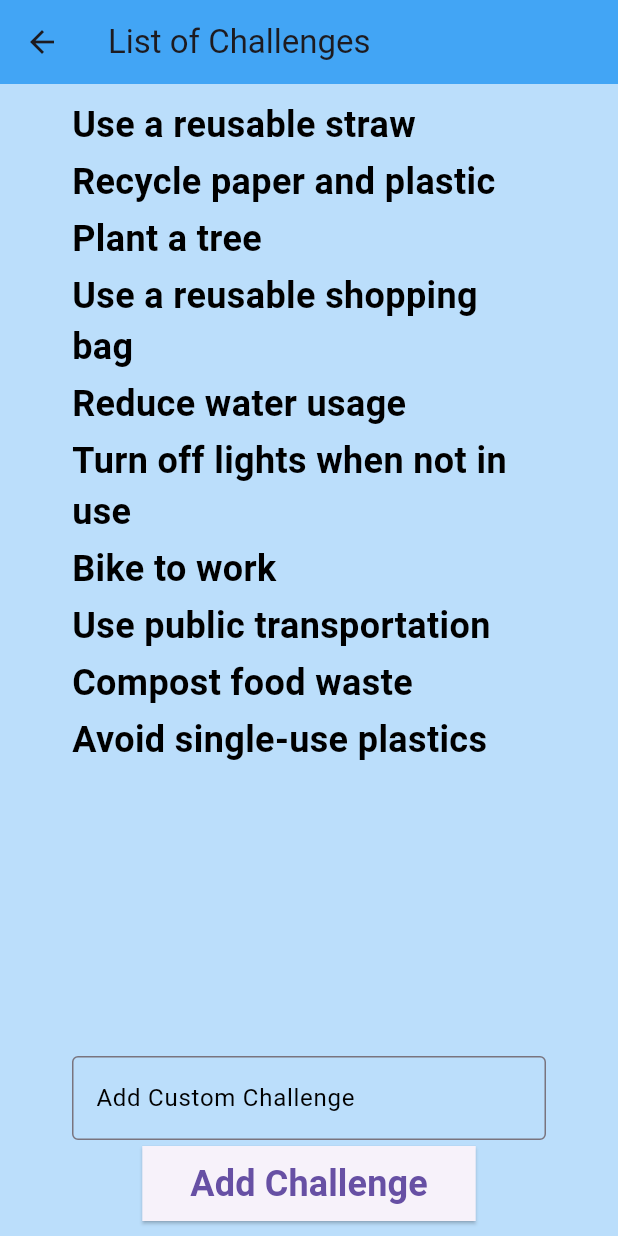
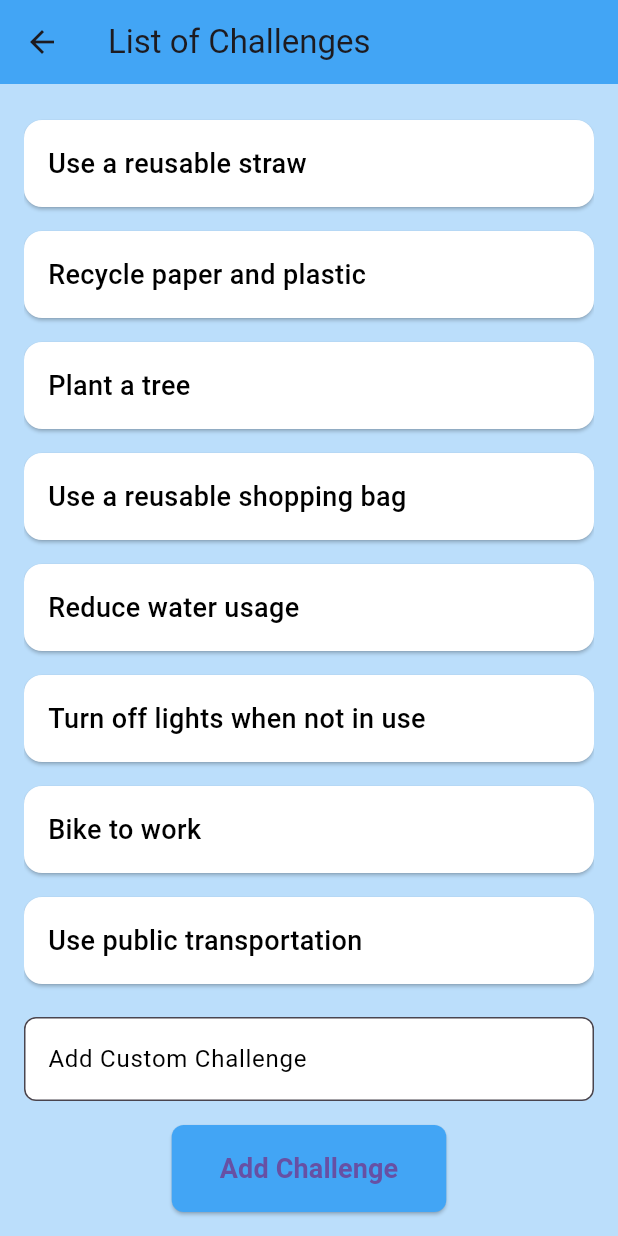
Before and after one commit to Sabagan/EcoQuest, a Flutter app: the ListChallengesPage screen opened by its route, on a phone screen of 412 x 824 dp. Run offline on Flutter 3.47's test engine with Material 3 defaults, Android fonts, the phone set to English and light mode, and no system bars.

Commit message:
Challenge Page

```diff
--- a/lib/main.dart
+++ b/lib/main.dart
@@ -26,7 +26,7 @@ class _MyAppState extends State<MyApp> {
   Widget build(BuildContext context) {
     return MaterialApp(
       theme: ThemeData(
-        scaffoldBackgroundColor: _isDarkMode ? Colors.green : Colors.lightGreen,
+        scaffoldBackgroundColor: _isDarkMode ? Colors.blue : Colors.lightBlue,
         brightness: _isDarkMode ? Brightness.dark : Brightness.light,
       ),
       initialRoute: '/',
--- a/lib/pages/list_challenges_page.dart
+++ b/lib/pages/list_challenges_page.dart
@@ -38,8 +38,13 @@ class _ListChallengesPageState extends State<ListChallengesPage> {
   Widget build(BuildContext context) {
     final textStyle = TextStyle(
       color: widget.isDarkMode ? Colors.white : Colors.black,
-      fontSize: 24,
-      fontWeight: FontWeight.bold,
+      fontSize: 18,
+      fontWeight: FontWeight.w500,
+    );
+
+    final inputTextStyle = TextStyle(
+      color: widget.isDarkMode ? Colors.white : Colors.black,
+      fontSize: 16,
     );
 
     return Scaffold(
@@ -50,49 +55,52 @@ class _ListChallengesPageState extends State<ListChallengesPage> {
             widget.isDarkMode ? Colors.blue[100] : Colors.blue[400],
       ),
       body: Padding(
-        padding: const EdgeInsets.all(8.0),
+        padding: const EdgeInsets.all(16.0),
         child: Column(
           children: [
             Expanded(
               child: ListView.builder(
                 itemCount: challenges.length,
                 itemBuilder: (context, index) {
-                  return Padding(
-                    padding:
-                        const EdgeInsets.symmetric(vertical: 2, horizontal: 40),
-                    child: Text(challenges[index], style: textStyle),
+                  return Card(
+                    margin: const EdgeInsets.symmetric(vertical: 8.0),
+                    color: widget.isDarkMode ? Colors.black : Colors.white,
+                    child: Padding(
+                      padding: const EdgeInsets.all(16.0),
+                      child: Text(challenges[index], style: textStyle),
+                    ),
                   );
                 },
               ),
             ),
-            Padding(
-              padding: const EdgeInsets.symmetric(vertical: 2, horizontal: 40),
-              child: TextField(
-                controller: _controller,
-                decoration: InputDecoration(
-                  labelText: "Add Custom Challenge",
-                  labelStyle: TextStyle(
-                      color: widget.isDarkMode ? Colors.white : Colors.black),
-                  border: const OutlineInputBorder(),
+            const SizedBox(height: 16),
+            TextField(
+              controller: _controller,
+              decoration: InputDecoration(
+                labelText: "Add Custom Challenge",
+                labelStyle: inputTextStyle,
+                border: OutlineInputBorder(
+                  borderRadius: BorderRadius.circular(8.0),
                 ),
-                style: TextStyle(
-                    color: widget.isDarkMode ? Colors.white : Colors.black),
+                filled: true,
+                fillColor: widget.isDarkMode ? Colors.black : Colors.white,
               ),
+              style: inputTextStyle,
             ),
-            Padding(
-              padding: const EdgeInsets.symmetric(vertical: 2, horizontal: 40),
-              child: ElevatedButton(
-                style: ElevatedButton.styleFrom(
-                  shape: const RoundedRectangleBorder(),
+            const SizedBox(height: 16),
+            ElevatedButton(
+              style: ElevatedButton.styleFrom(
+                shape: RoundedRectangleBorder(
+                  borderRadius: BorderRadius.circular(8.0),
                 ),
-                onPressed: _addCustomChallenge,
-                child: const Padding(
-                  padding: EdgeInsets.all(8.0),
-                  child: Text("Add Challenge",
-                      style:
-                          TextStyle(fontSize: 24, fontWeight: FontWeight.bold)),
-                ),
+                backgroundColor:
+                    widget.isDarkMode ? Colors.blue[100] : Colors.blue[400],
+                padding:
+                    const EdgeInsets.symmetric(vertical: 16, horizontal: 32),
               ),
+              onPressed: _addCustomChallenge,
+              child: const Text("Add Challenge",
+                  style: TextStyle(fontSize: 18, fontWeight: FontWeight.bold)),
             ),
           ],
         ),
```
